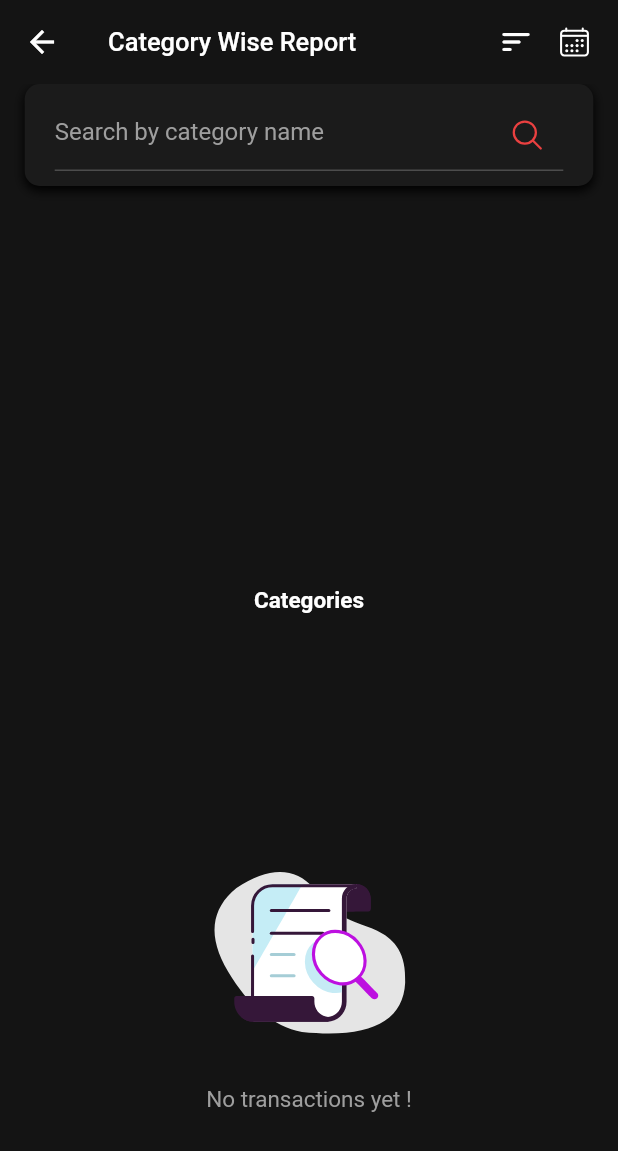
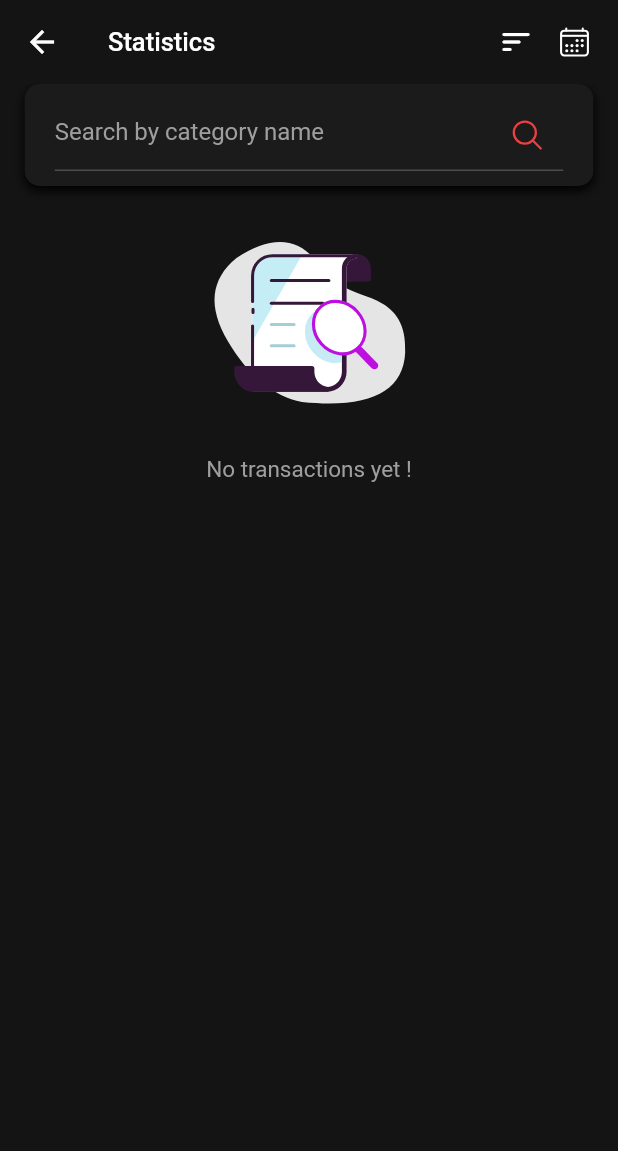
Before and after one commit to joyaljosephnote/Fin_Trackr, a Flutter app: the CategoryWiseStatistics screen opened directly, on a phone screen of 412 x 824 dp. Shown: the top 1151 px of the screen. Run offline on Flutter 3.47's test engine with Material 2 defaults, Android fonts, the phone set to English and light mode, and no system bars; our stand-ins replace flutter_spinkit, google_fonts, hive, hive_flutter, image_picker, ionicons and 6 more; missing offline and left inert: clipboard, currency_picker; accounts and stored records are empty; project files that could hold a hidden picture were left out.

Commit message:
added the category list with search option

```diff
--- a/lib/screens/home/home_screen.dart
+++ b/lib/screens/home/home_screen.dart
@@ -4,7 +4,7 @@ import 'package:fin_trackr/screens/accounts_screen/accounts_screen.dart';
 import 'package:fin_trackr/screens/home/widget/bottom_navigation.dart';
 import 'package:fin_trackr/screens/home/widget/floatting_action_button.dart';
 import 'package:fin_trackr/screens/app_settings_screen/app_settings_screen.dart';
-import 'package:fin_trackr/screens/statistics_screen/statistics_screen.dart';
+import 'package:fin_trackr/screens/statistics_screen/category_wise_statiscs.dart';
 import 'package:flutter/material.dart';
 import '../transaction_screen/transaction_screen.dart';
 
@@ -15,7 +15,7 @@ class HoemeScreen extends StatelessWidget {
 
   final _pages = [
     const TransactionScreen(),
-    const StatisticsScreen(),
+    const CategoryWiseStatistics(),
     const AccountsScreen(),
     const AppSettingsScreen(),
   ];
--- a/lib/screens/statistics_screen/category_wise_statiscs.dart
+++ b/lib/screens/statistics_screen/category_wise_statiscs.dart
@@ -25,7 +25,7 @@ class _CategoryWiseStatisticsState extends State<CategoryWiseStatistics> {
   @override
   void initState() {
     _tooltipBehavior = TooltipBehavior(enable: true);
-    TransactionDB.instance.filter('Expense');
+    TransactionDB.instance.filter('Income');
     TransactionDB.instance.filterByDate(
         DateTime(
             DateTime.now().year, DateTime.now().month, DateTime.now().day - 30),
@@ -43,7 +43,7 @@ class _CategoryWiseStatisticsState extends State<CategoryWiseStatistics> {
         elevation: 0,
         backgroundColor: AppColor.ftScafoldColor,
         title: const Text(
-          'Category Wise Report',
+          'Statistics',
           style: TextStyle(fontSize: 17),
         ),
         actions: [
@@ -156,15 +156,9 @@ class _CategoryWiseStatisticsState extends State<CategoryWiseStatistics> {
                       TransactionDB.instance.transactionListNotifier,
                   builder: (context, value, child) {
                     List<ChartDatas> newData = chartLogic(value);
-                    return SfCircularChart(
+                    return newData.isNotEmpty
+                        ? SfCircularChart(
                             legend: const Legend(
-                        title: LegendTitle(
-                          text: 'Categories',
-                          textStyle: TextStyle(
-                              color: Colors.white,
-                              fontSize: 15,
-                              fontWeight: FontWeight.bold),
-                        ),
                               isVisible: true,
                               overflowMode: LegendItemOverflowMode.wrap,
                               position: LegendPosition.bottom,
@@ -177,8 +171,10 @@ class _CategoryWiseStatisticsState extends State<CategoryWiseStatistics> {
                               DoughnutSeries<ChartDatas, String>(
                                 enableTooltip: true,
                                 dataSource: newData,
-                          xValueMapper: (ChartDatas data, _) => data.category,
-                          yValueMapper: (ChartDatas data, _) => data.amount,
+                                xValueMapper: (ChartDatas data, _) =>
+                                    data.category,
+                                yValueMapper: (ChartDatas data, _) =>
+                                    data.amount,
                                 explode: true,
                                 dataLabelSettings: const DataLabelSettings(
                                   showZeroValue: false,
@@ -190,6 +186,29 @@ class _CategoryWiseStatisticsState extends State<CategoryWiseStatistics> {
                                 ),
                               ),
                             ],
+                          )
+                        : Center(
+                            child: Column(
+                              mainAxisAlignment: MainAxisAlignment.center,
+                              children: [
+                                Container(
+                                  alignment: Alignment.center,
+                                ),
+                                SizedBox(
+                                  width: 180,
+                                  child: Lottie.asset(
+                                    'assets/nodata.json',
+                                  ),
+                                ),
+                                const Text(
+                                  "No transactions yet !",
+                                  style: TextStyle(
+                                    fontSize: 15,
+                                    color: AppColor.ftTextTertiaryColor,
+                                  ),
+                                ),
+                              ],
+                            ),
                           );
                   },
                 )
@@ -200,8 +219,7 @@ class _CategoryWiseStatisticsState extends State<CategoryWiseStatistics> {
             valueListenable: TransactionDB.instance.transactionListNotifier,
             builder: (context, newList, child) {
               List<ChartDatas> newData = chartLogic(newList);
-              return newData.isNotEmpty
-                  ? Expanded(
+              return Expanded(
                 child: Padding(
                   padding: const EdgeInsets.only(top: 9),
                   child: ListView.builder(
@@ -211,8 +229,7 @@ class _CategoryWiseStatisticsState extends State<CategoryWiseStatistics> {
                     itemBuilder: (context, index) {
                       return Padding(
                         padding: EdgeInsets.symmetric(
-                                horizontal:
-                                    MediaQuery.of(context).size.width * 0.04,
+                          horizontal: MediaQuery.of(context).size.width * 0.04,
                         ),
                         child: Padding(
                           padding: const EdgeInsets.only(bottom: 8.8),
@@ -233,19 +250,15 @@ class _CategoryWiseStatisticsState extends State<CategoryWiseStatistics> {
                               children: [
                                 Padding(
                                   padding: const EdgeInsets.only(
-                                            left: 10,
-                                            right: 10,
-                                            top: 10,
-                                            bottom: 10),
+                                      left: 10, right: 10, top: 10, bottom: 10),
                                   child: Column(
                                     children: [
                                       Row(
                                         children: [
                                           Padding(
-                                                  padding:
-                                                      const EdgeInsets.all(8.0),
-                                                  child: newData[index]
-                                                              .categoryType ==
+                                            padding: const EdgeInsets.all(8.0),
+                                            child:
+                                                newData[index].categoryType ==
                                                         'income'
                                                     ? const Icon(
                                                         Icons.arrow_circle_up,
@@ -253,16 +266,14 @@ class _CategoryWiseStatisticsState extends State<CategoryWiseStatistics> {
                                                             .ftTextIncomeColor,
                                                       )
                                                     : const Icon(
-                                                          Icons
-                                                              .arrow_circle_down,
+                                                        Icons.arrow_circle_down,
                                                         color: AppColor
                                                             .ftTextExpenseColor,
                                                       ),
                                           ),
                                           Padding(
                                             padding:
-                                                      const EdgeInsets.only(
-                                                          left: 10),
+                                                const EdgeInsets.only(left: 10),
                                             child: Text(
                                               newData[index]
                                                   .category
@@ -275,8 +286,7 @@ class _CategoryWiseStatisticsState extends State<CategoryWiseStatistics> {
                                           ),
                                           const Spacer(),
                                           Padding(
-                                                  padding:
-                                                      const EdgeInsets.all(8.0),
+                                            padding: const EdgeInsets.all(8.0),
                                             child: Text(
                                               '${currencySymboleUpdate.value} ${formatter.format(newData[index].amount)}',
                                               style: const TextStyle(
@@ -296,32 +306,6 @@ class _CategoryWiseStatisticsState extends State<CategoryWiseStatistics> {
                       );
                     },
                   ),
-                      ),
-                    )
-                  : Center(
-                      child: Column(
-                        mainAxisAlignment: MainAxisAlignment.center,
-                        children: [
-                          const SizedBox(
-                            height: 120,
-                          ),
-                          Container(
-                            alignment: Alignment.center,
-                          ),
-                          SizedBox(
-                            width: 180,
-                            child: Lottie.asset(
-                              'assets/nodata.json',
-                            ),
-                          ),
-                          const Text(
-                            "No transactions yet !",
-                            style: TextStyle(
-                              fontSize: 15,
-                              color: AppColor.ftTextTertiaryColor,
-                            ),
-                          ),
-                        ],
                 ),
               );
             },
```
Lines whose indentation alone changed are shown as unchanged.
